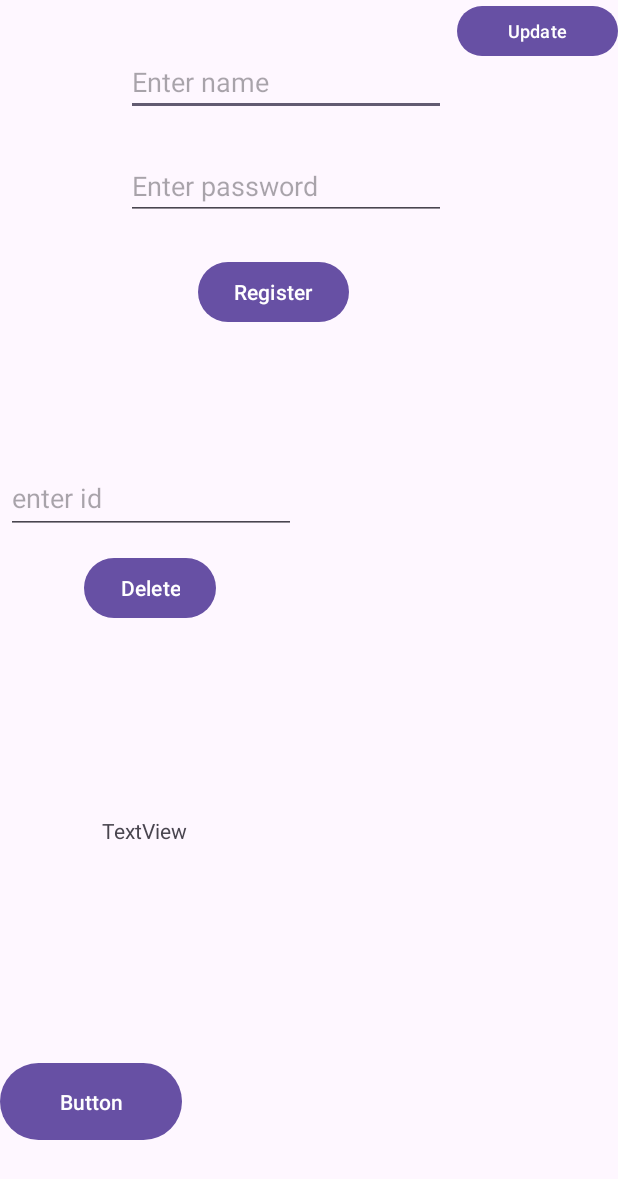
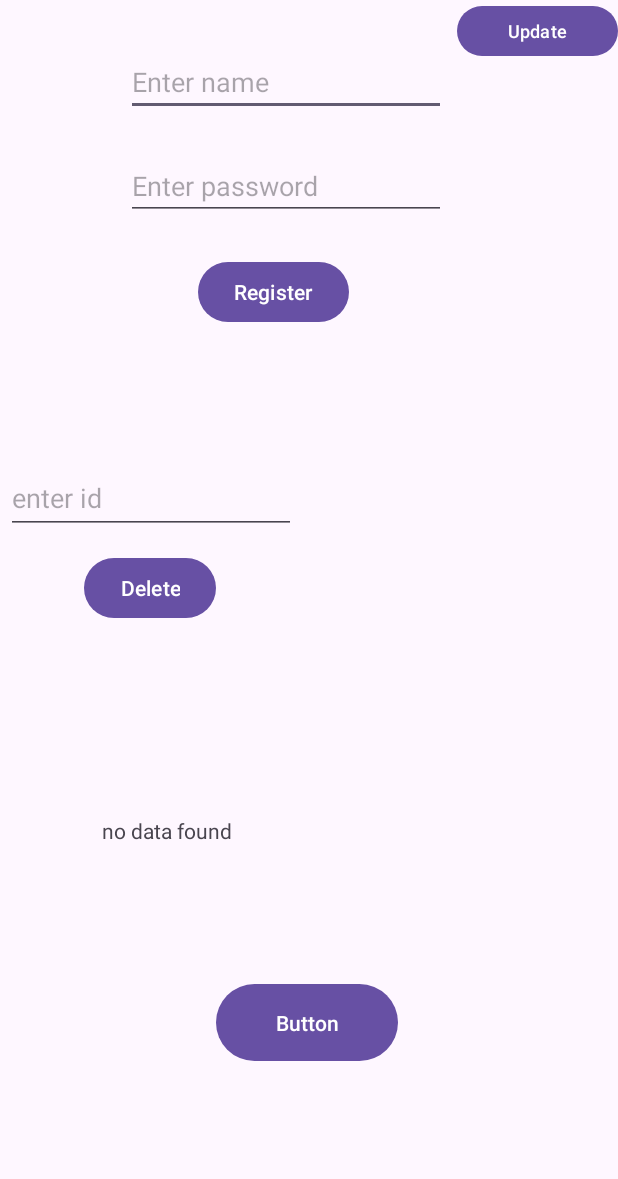
Before and after one commit to Arj2001/android-lab-wrks, an Android app: the screen it shows after launch (MainActivity), on a phone screen of 412 x 824 dp. Shown: the top 1179 px of the screen. Run offline under Robolectric (Android 15) with nearby library versions, the light colour scheme and no system bars.

Commit message:
Crud update

```diff
--- a/CRUDdemp/app/src/main/java/com/example/cruddemp/MainActivity.java
+++ b/CRUDdemp/app/src/main/java/com/example/cruddemp/MainActivity.java
@@ -44,7 +44,7 @@ public class MainActivity extends AppCompatActivity {
             startActivity(intent);
         });
 
-
+        viewData();
         viewBtn = findViewById(R.id.button);
         viewBtn.setOnClickListener(v->viewData());
 
--- a/CRUDdemp/app/src/main/java/com/example/cruddemp/UpdateAndDelete.java
+++ b/CRUDdemp/app/src/main/java/com/example/cruddemp/UpdateAndDelete.java
@@ -38,7 +38,6 @@ public class UpdateAndDelete extends AppCompatActivity {
 
         upBtn.setOnClickListener(v->{
             String tabId = tabIdView.getText().toString();
-            Toast.makeText(this,"table id: "+tabId, LENGTH_SHORT).show();
             ContentValues values = new ContentValues();
             values.put("username", textView.getText().toString()); // Assuming "phone_number" is your column name
             int val = db.update("STUDENT",values, "id = ?", new String[]{tabId});
--- a/CRUDdemp/app/src/main/res/layout/activity_main.xml
+++ b/CRUDdemp/app/src/main/res/layout/activity_main.xml
@@ -21,10 +21,11 @@
         android:id="@+id/button"
         android:layout_width="121dp"
         android:layout_height="59dp"
+        android:layout_marginStart="76dp"
+        android:layout_marginTop="8dp"
         android:text="Button"
-        app:layout_constraintBottom_toBottomOf="parent"
-        app:layout_constraintTop_toBottomOf="@+id/textView"
-        tools:layout_editor_absoluteX="144dp" />
+        app:layout_constraintStart_toStartOf="@+id/textView"
+        app:layout_constraintTop_toBottomOf="@+id/textView" />
 
     <EditText
         android:id="@+id/username"
```
